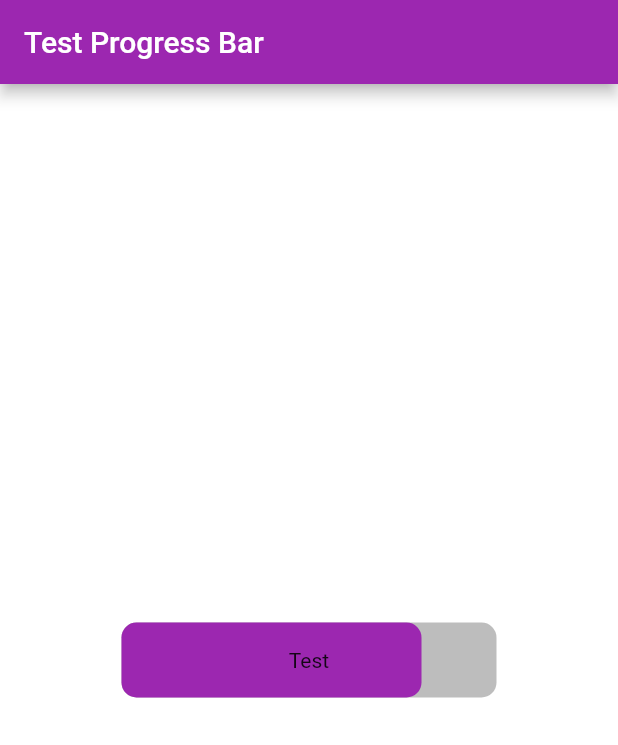
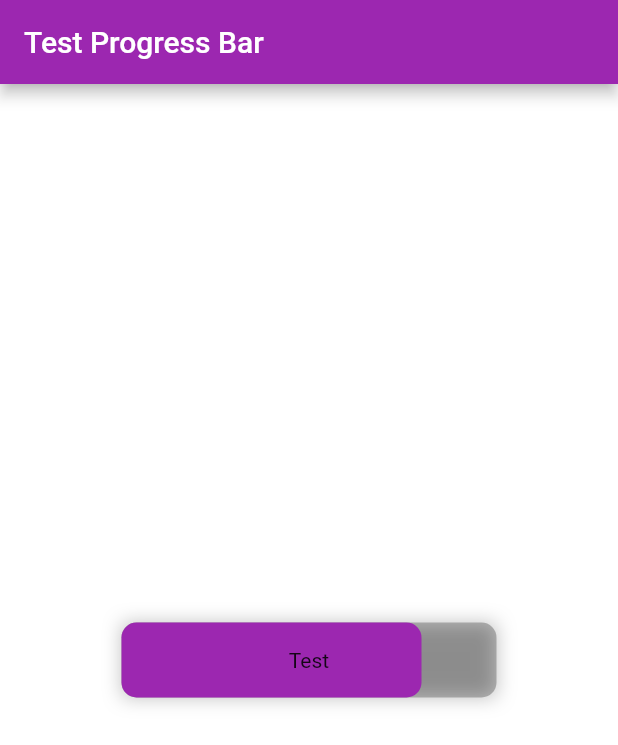
Before and after one commit to andrade-matheus/StaticProgressBar, a Flutter app: the screen it shows after launch, on a phone screen of 412 x 824 dp. Shown: the top 745 px of the screen. Run offline on Flutter 3.47's test engine with Material 2 defaults, Android fonts, the phone set to English and light mode, and no system bars.

```diff
--- a/lib/progress_bar.dart
+++ b/lib/progress_bar.dart
@@ -61,6 +61,13 @@ class _StaticProgressBarState extends State<StaticProgressBar> with SingleTicker
   @override
   Widget build(BuildContext context) {
     return Container(
+      decoration: BoxDecoration(
+        boxShadow: [BoxShadow(
+          color: Colors.black26,
+          blurRadius: 10.0,
+          offset: Offset(0.0, 0.0),
+        )]
+      ),
       width: widget.width,
       height: widget.height,
       padding: EdgeInsets.fromLTRB(0, 0, 0, 0),
```
